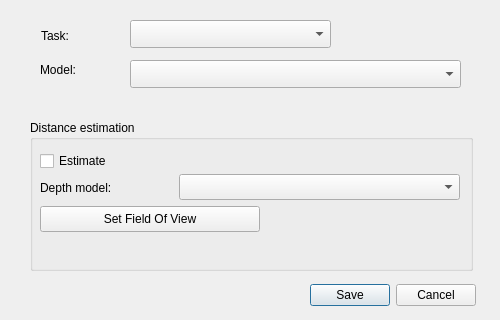
Before: the Qt Designer form ui/ModelParameters.ui in stangandaho/declas, drawn with Qt 5; both pictures show x 0 to 500 and y 380 to 700 of the 500 by 700 pixel window.
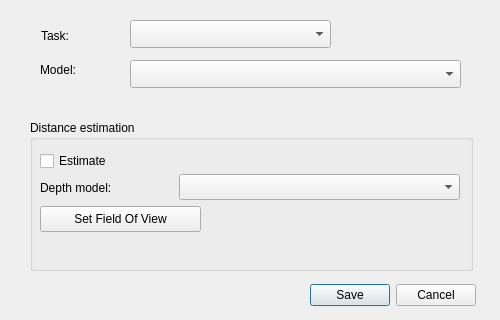
After: the same form once the commit is applied.

```diff
--- a/ui/ModelParameters.ui
+++ b/ui/ModelParameters.ui
@@ -414,7 +414,7 @@
      <rect>
       <x>10</x>
       <y>86</y>
-      <width>220</width>
+      <width>161</width>
       <height>26</height>
      </rect>
     </property>
```
